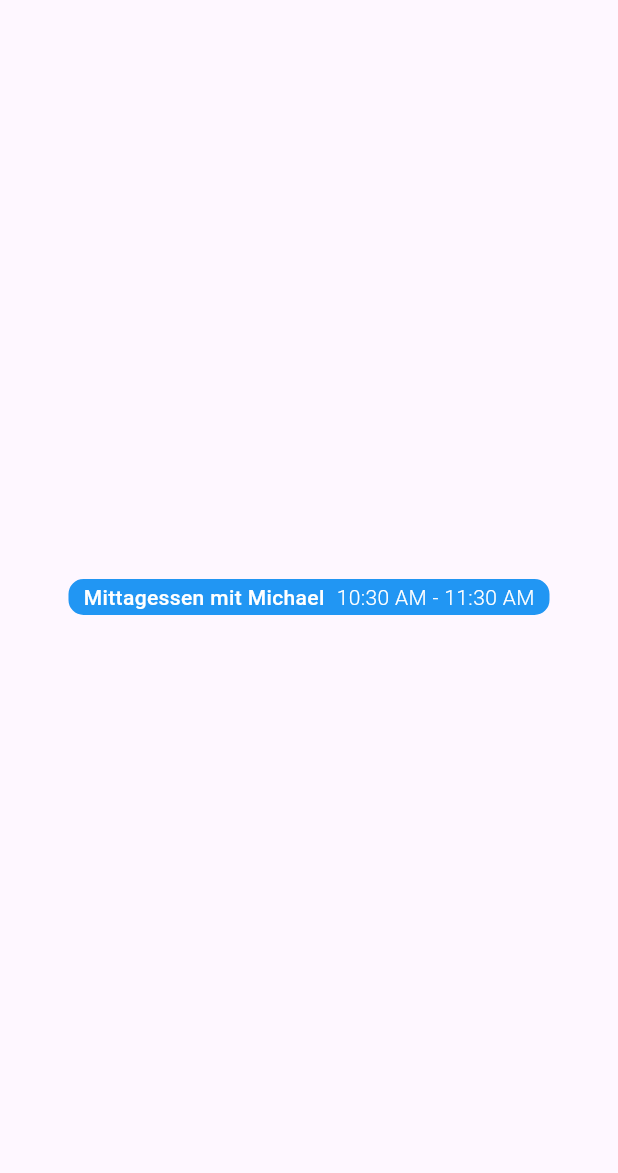
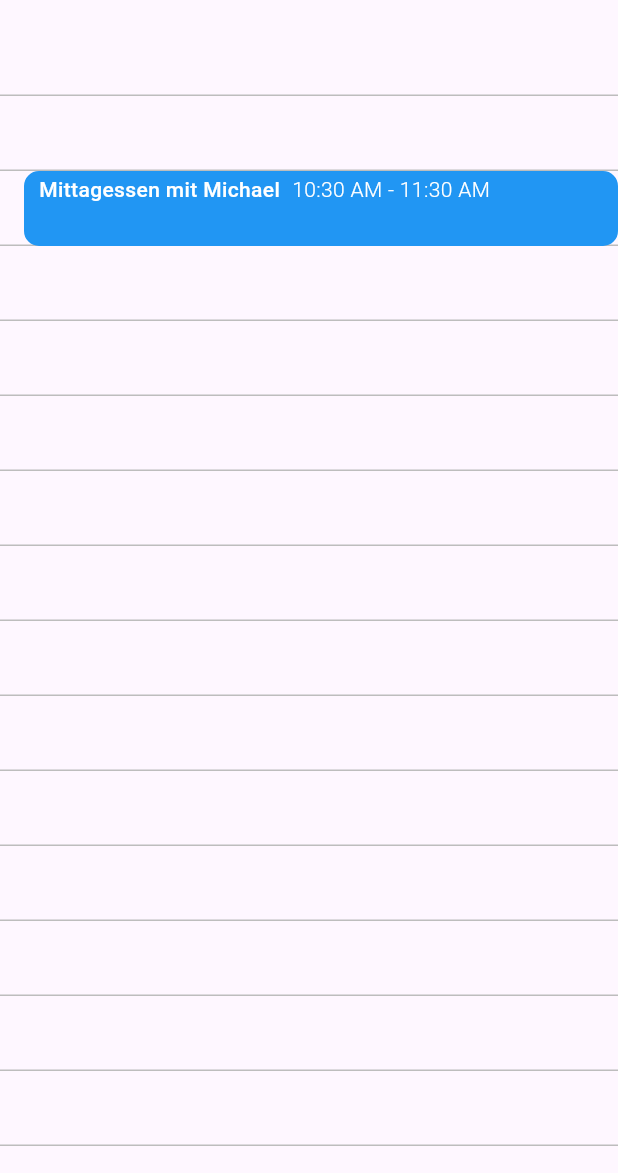
Before and after one commit to johnpryan/architecture_talk, a Flutter app: the screen it shows after launch, on a phone screen of 412 x 824 dp, the part 63-1236 px from its top. Run offline on Flutter 3.47's test engine with Material 3 defaults, Android fonts, the phone set to English and light mode, and no system bars.

Commit message:
Add calendar_screen

```diff
--- /dev/null
+++ b/lib/calendar_screen.dart
@@ -0,0 +1,58 @@
+import 'package:flutter/material.dart';
+
+import 'event_view.dart';
+
+final double _defaultHeight = 50;
+
+class CalendarScreen extends StatelessWidget {
+  const CalendarScreen({super.key});
+
+  Widget build(BuildContext context) {
+    return Scaffold(
+      appBar: AppBar(
+        title: Text('Agenda'),
+      ),
+      body: SingleChildScrollView(
+        child: _CalendarView(),
+      ),
+    );
+  }
+}
+
+class _CalendarView extends StatelessWidget {
+  const _CalendarView({super.key});
+
+  Widget build(BuildContext context) {
+    return Stack(
+      children: [
+        Column(
+          children: [
+            for (var i = 0; i < 24; i++) ...[
+              SizedBox(
+                height: _defaultHeight,
+              ),
+              Divider(
+                color: Colors.grey.shade400,
+                height: 0,
+              ),
+            ],
+          ],
+        ),
+        Positioned(
+          top: _defaultHeight * 2,
+          left: 16,
+          right: 0,
+          child: SizedBox(
+            height: _defaultHeight,
+            child: EventView(
+              title: 'Mittagessen mit Michael',
+              startTime: DateTime.now(),
+              endTime: DateTime.now().add(Duration(hours: 1)),
+              color: Colors.blue,
+            ),
+          ),
+        ),
+      ],
+    );
+  }
+}
--- a/lib/calendar_view.dart
+++ /dev/null
@@ -1,23 +0,0 @@
-import 'package:flutter/material.dart';
-
-import 'event_view.dart';
-
-class CalendarView extends StatelessWidget {
-  const CalendarView({super.key});
-
-  Widget build(BuildContext context) {
-    return Scaffold(
-      appBar: AppBar(
-        title: Text('Agenda'),
-      ),
-      body: Center(
-        child: EventView(
-          title: 'Mittagessen mit Michael',
-          startTime: DateTime.now(),
-          endTime: DateTime.now().add(Duration(hours: 1)),
-          color: Colors.blue,
-        ),
-      ),
-    );
-  }
-}
--- a/lib/event_view.dart
+++ b/lib/event_view.dart
@@ -17,7 +17,6 @@ class EventView extends StatelessWidget {
     required this.color,
   });
 
-  @override
   Widget build(BuildContext context) {
     return Container(
       decoration: BoxDecoration(
--- a/lib/main.dart
+++ b/lib/main.dart
@@ -1,6 +1,6 @@
 import 'package:flutter/material.dart';
 
-import 'calendar_view.dart';
+import 'calendar_screen.dart';
 
 void main() {
   runApp(AgendaApp());
@@ -11,7 +11,7 @@ class AgendaApp extends StatelessWidget {
 
   Widget build(BuildContext context) {
     return MaterialApp(
-      home: CalendarView(),
+      home: CalendarScreen(),
     );
   }
 }
```
Also changed, not shown: lib/event.dart (added).
